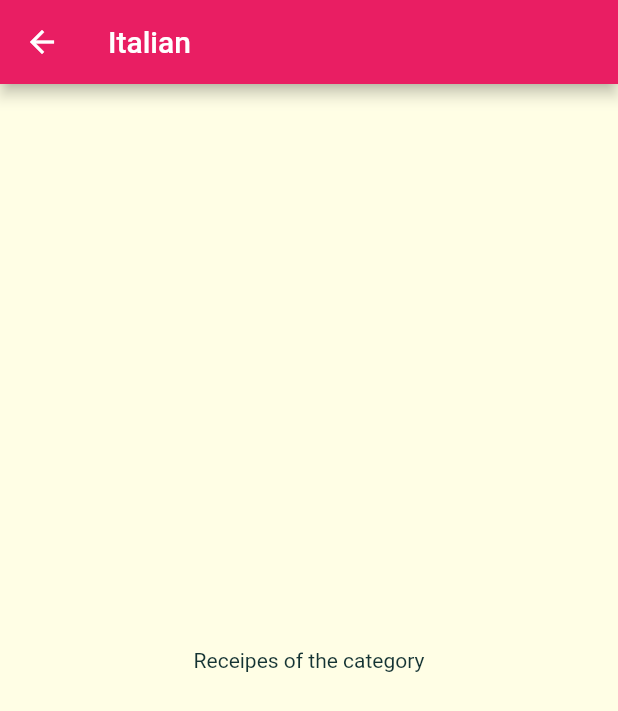
After one commit to IshraqAhmad/meals, a Flutter app: the screen it shows after launch, after a tap on "Italian", on a phone screen of 412 x 824 dp. The commit adds this screen. Shown: the top 711 px of the screen. Run offline on Flutter 3.47's test engine with Material 2 defaults, Android fonts, the phone set to English and light mode, and no system bars; Roboto replaces fonts that are missing (Raleway).

Commit message:
reipces page.

```diff
--- a/lib/categories_screen.dart
+++ b/lib/categories_screen.dart
@@ -13,6 +13,7 @@ class CategoriesScreen extends StatelessWidget {
         padding: const EdgeInsets.all(15),
         children: DUMMY_CATEGORIES
             .map((category) => CategoryItem(
+                  category.id,
                   category.title,
                   category.color,
                 ))
--- a/lib/category_item.dart
+++ b/lib/category_item.dart
@@ -1,14 +1,26 @@
 import 'package:flutter/material.dart';
+import 'package:meals/category_meals_screen.dart';
 
 class CategoryItem extends StatelessWidget {
+  final String id;
   final String title;
   final Color color;
 
-  CategoryItem(this.title, this.color);
+  CategoryItem(this.id, this.title, this.color);
+
+  void selectCategory(BuildContext context) {
+    Navigator.of(context).push(MaterialPageRoute(builder: (_) {
+      return CategoryMealsScreen(id, title);
+    }));
+  }
 
   @override
   Widget build(BuildContext context) {
-    return Container(
+    return InkWell(
+      onTap: () => selectCategory(context),
+      splashColor: Theme.of(context).primaryColor,
+      borderRadius: BorderRadius.circular(15),
+      child: Container(
         padding: const EdgeInsets.all(10),
         child: Text(
           title,
@@ -25,6 +37,7 @@ class CategoryItem extends StatelessWidget {
           ),
           borderRadius: BorderRadius.circular(15),
         ),
+      ),
     );
   }
 }
--- /dev/null
+++ b/lib/category_meals_screen.dart
@@ -0,0 +1,20 @@
+import 'package:flutter/material.dart';
+
+class CategoryMealsScreen extends StatelessWidget {
+  final String categoryId;
+  final String categoryTitle;
+
+  CategoryMealsScreen(this.categoryId, this.categoryTitle);
+
+  @override
+  Widget build(BuildContext context) {
+    return Scaffold(
+      appBar: AppBar(
+        title: Text(categoryTitle),
+      ),
+      body: Center(
+        child: Text('Receipes of the category'),
+      ),
+    );
+  }
+}
```
Lines whose indentation alone changed are shown as unchanged.
